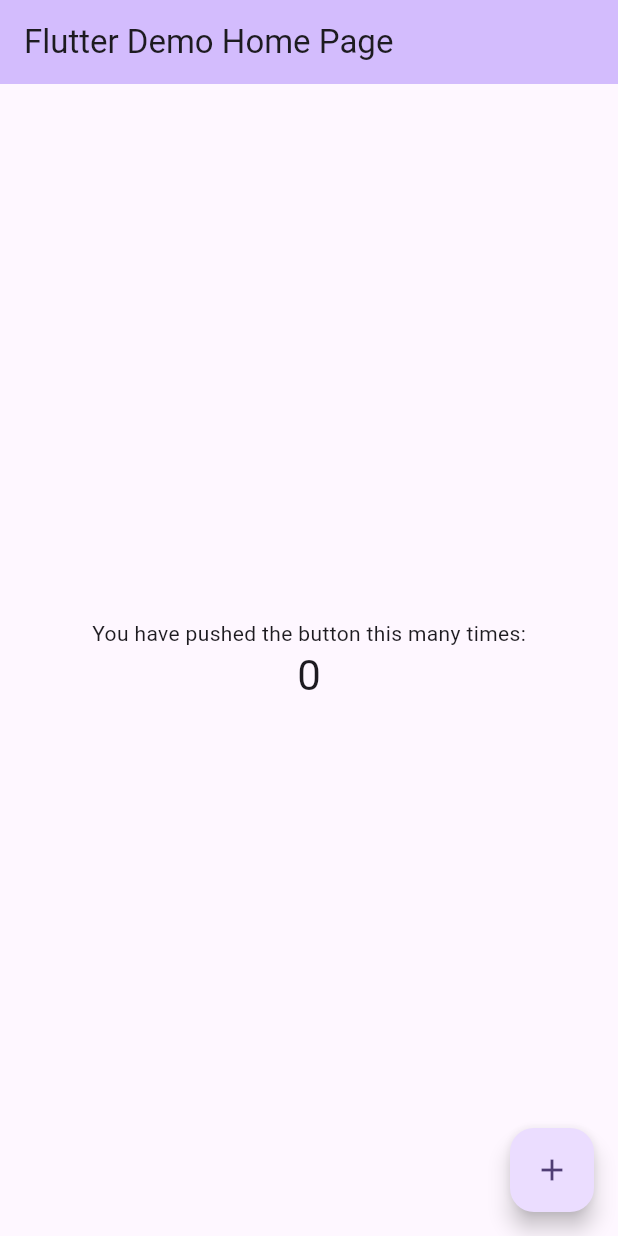
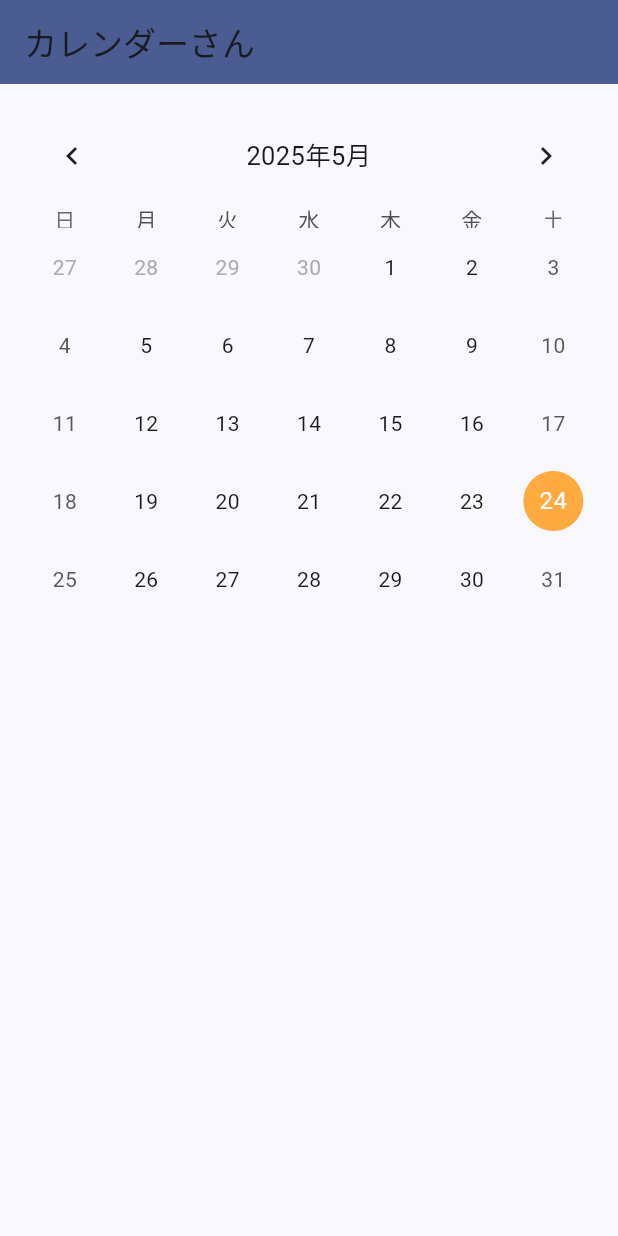
Before and after one commit to Dadanngo/calendersann, a Flutter app: the screen it shows after launch, on a phone screen of 412 x 824 dp. Run offline on Flutter 3.47's test engine with Material 3 defaults, Android fonts, the phone set to English and light mode, and no system bars; drawn by our look-alikes of table_calendar.

Commit message:
feat: #2 トップ画面作成

```diff
--- a/lib/main.dart
+++ b/lib/main.dart
@@ -1,122 +1,79 @@
 import 'package:flutter/material.dart';
+import 'package:table_calendar/table_calendar.dart';
+import 'package:intl/date_symbol_data_local.dart';
 
-void main() {
+void main() async {
+  WidgetsFlutterBinding.ensureInitialized();
+  await initializeDateFormatting('ja_JP', null);
   runApp(const MyApp());
 }
 
 class MyApp extends StatelessWidget {
   const MyApp({super.key});
 
-  // This widget is the root of your application.
   @override
   Widget build(BuildContext context) {
     return MaterialApp(
-      title: 'Flutter Demo',
+      title: 'Flutter Calendar',
       theme: ThemeData(
-        // This is the theme of your application.
-        //
-        // TRY THIS: Try running your application with "flutter run". You'll see
-        // the application has a purple toolbar. Then, without quitting the app,
-        // try changing the seedColor in the colorScheme below to Colors.green
-        // and then invoke "hot reload" (save your changes or press the "hot
-        // reload" button in a Flutter-supported IDE, or press "r" if you used
-        // the command line to start the app).
-        //
-        // Notice that the counter didn't reset back to zero; the application
-        // state is not lost during the reload. To reset the state, use hot
-        // restart instead.
-        //
-        // This works for code too, not just values: Most code changes can be
-        // tested with just a hot reload.
-        colorScheme: ColorScheme.fromSeed(seedColor: Colors.deepPurple),
+        colorScheme: ColorScheme.fromSeed(
+          seedColor: const Color.fromARGB(255, 58, 93, 183),
+        ),
+        useMaterial3: true,
       ),
-      home: const MyHomePage(title: 'Flutter Demo Home Page'),
+      home: const CalendarPage(),
     );
   }
 }
 
-class MyHomePage extends StatefulWidget {
-  const MyHomePage({super.key, required this.title});
-
-  // This widget is the home page of your application. It is stateful, meaning
-  // that it has a State object (defined below) that contains fields that affect
-  // how it looks.
-
-  // This class is the configuration for the state. It holds the values (in this
-  // case the title) provided by the parent (in this case the App widget) and
-  // used by the build method of the State. Fields in a Widget subclass are
-  // always marked "final".
-
-  final String title;
+class CalendarPage extends StatefulWidget {
+  const CalendarPage({super.key});
 
   @override
-  State<MyHomePage> createState() => _MyHomePageState();
+  State<CalendarPage> createState() => _CalendarPageState();
 }
 
-class _MyHomePageState extends State<MyHomePage> {
-  int _counter = 0;
-
-  void _incrementCounter() {
-    setState(() {
-      // This call to setState tells the Flutter framework that something has
-      // changed in this State, which causes it to rerun the build method below
-      // so that the display can reflect the updated values. If we changed
-      // _counter without calling setState(), then the build method would not be
-      // called again, and so nothing would appear to happen.
-      _counter++;
-    });
-  }
+class _CalendarPageState extends State<CalendarPage> {
+  DateTime _focusedDay = DateTime.now();
+  DateTime? _selectedDay;
 
   @override
   Widget build(BuildContext context) {
-    // This method is rerun every time setState is called, for instance as done
-    // by the _incrementCounter method above.
-    //
-    // The Flutter framework has been optimized to make rerunning build methods
-    // fast, so that you can just rebuild anything that needs updating rather
-    // than having to individually change instances of widgets.
     return Scaffold(
       appBar: AppBar(
-        // TRY THIS: Try changing the color here to a specific color (to
-        // Colors.amber, perhaps?) and trigger a hot reload to see the AppBar
-        // change color while the other colors stay the same.
-        backgroundColor: Theme.of(context).colorScheme.inversePrimary,
-        // Here we take the value from the MyHomePage object that was created by
-        // the App.build method, and use it to set our appbar title.
-        title: Text(widget.title),
+        title: const Text('カレンダーさん'),
+        backgroundColor: Theme.of(context).colorScheme.primary,
       ),
-      body: Center(
-        // Center is a layout widget. It takes a single child and positions it
-        // in the middle of the parent.
-        child: Column(
-          // Column is also a layout widget. It takes a list of children and
-          // arranges them vertically. By default, it sizes itself to fit its
-          // children horizontally, and tries to be as tall as its parent.
-          //
-          // Column has various properties to control how it sizes itself and
-          // how it positions its children. Here we use mainAxisAlignment to
-          // center the children vertically; the main axis here is the vertical
-          // axis because Columns are vertical (the cross axis would be
-          // horizontal).
-          //
-          // TRY THIS: Invoke "debug painting" (choose the "Toggle Debug Paint"
-          // action in the IDE, or press "p" in the console), to see the
-          // wireframe for each widget.
-          mainAxisAlignment: MainAxisAlignment.center,
-          children: <Widget>[
-            const Text('You have pushed the button this many times:'),
-            Text(
-              '$_counter',
-              style: Theme.of(context).textTheme.headlineMedium,
+      body: Padding(
+        padding: const EdgeInsets.all(16.0),
+        child: TableCalendar(
+          locale: 'ja_JP',
+          firstDay: DateTime.utc(2000, 1, 1),
+          lastDay: DateTime.utc(2100, 12, 31),
+          focusedDay: _focusedDay,
+          selectedDayPredicate: (day) => isSameDay(_selectedDay, day),
+          onDaySelected: (selectedDay, focusedDay) {
+            setState(() {
+              _selectedDay = selectedDay;
+              _focusedDay = focusedDay;
+            });
+          },
+          calendarStyle: CalendarStyle(
+            selectedDecoration: BoxDecoration(
+              color: const Color.fromARGB(255, 58, 93, 183),
+              shape: BoxShape.circle,
             ),
-          ],
+            todayDecoration: BoxDecoration(
+              color: Colors.orangeAccent,
+              shape: BoxShape.circle,
+            ),
+          ),
+          headerStyle: HeaderStyle(
+            formatButtonVisible: false,
+            titleCentered: true,
+          ),
         ),
       ),
-      floatingActionButton: FloatingActionButton(
-        onPressed: _incrementCounter,
-        tooltip: 'Increment',
-        child: const Icon(Icons.add),
-      ), // This trailing comma makes auto-formatting nicer for build methods.
     );
   }
 }
--- a/pubspec.yaml
+++ b/pubspec.yaml
@@ -30,6 +30,8 @@ environment:
 dependencies:
   flutter:
     sdk: flutter
+  table_calendar: ^3.2.0
+  intl: 0.20.2
 
   # The following adds the Cupertino Icons font to your application.
   # Use with the CupertinoIcons class for iOS style icons.
@@ -38,6 +40,7 @@ dependencies:
 dev_dependencies:
   flutter_test:
     sdk: flutter
+
 
   # The "flutter_lints" package below contains a set of recommended lints to
   # encourage good coding practices. The lint set provided by the package is
```
Also changed, not shown: pubspec.lock.
